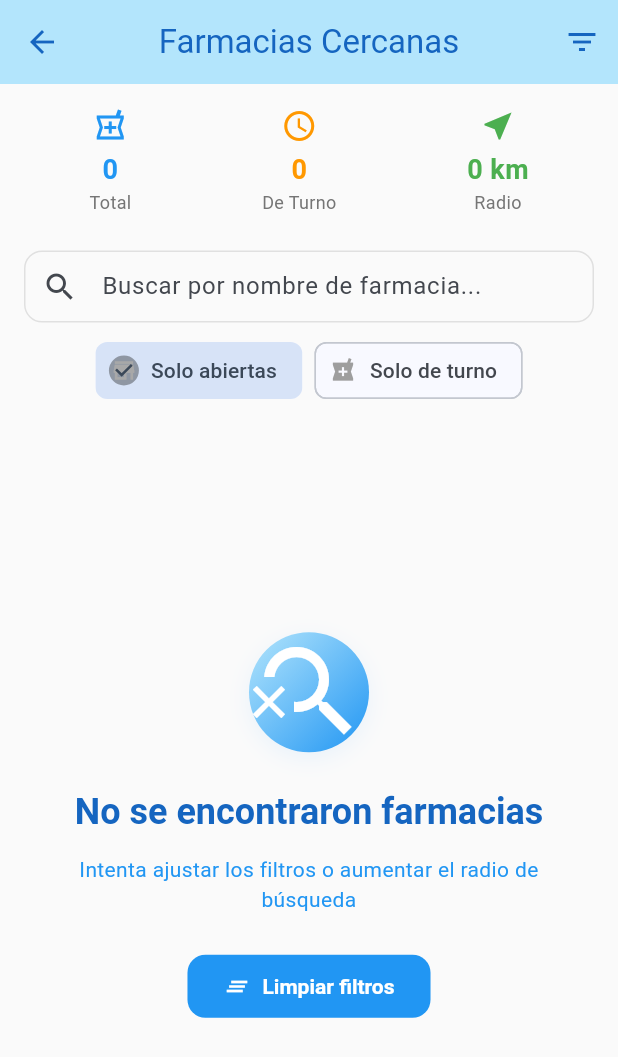
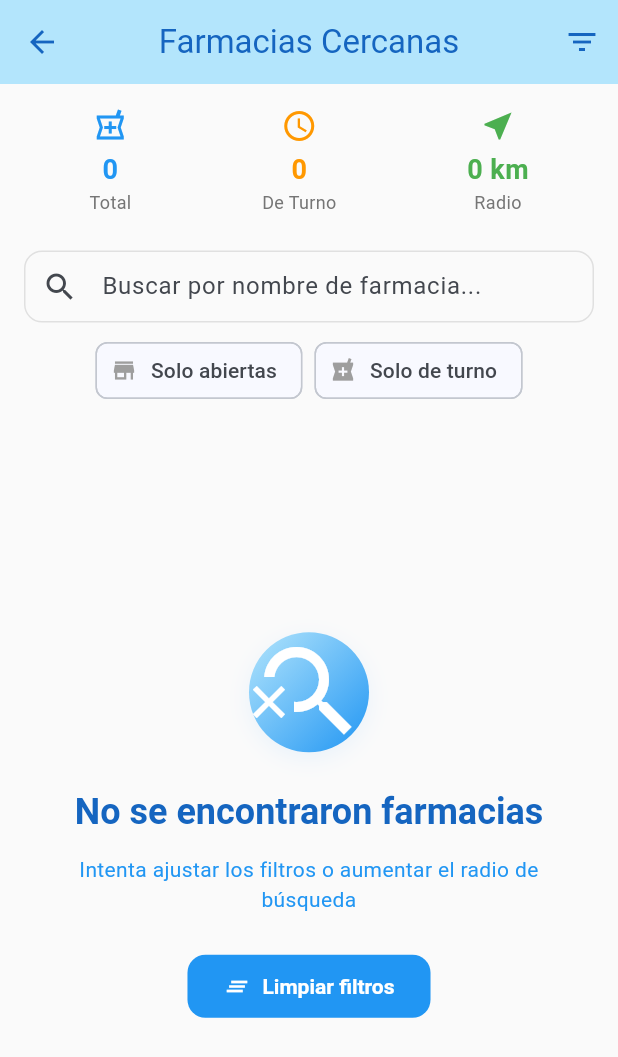
Before and after one commit to lriverd/farmaciapp, a Flutter app: the FarmaciaListScreen screen opened directly with empty values, after a tap on "Solo abiertas", on a phone screen of 412 x 824 dp. Shown: the top 1057 px of the screen. Run offline on Flutter 3.47's test engine with Material 3 defaults, Android fonts, the phone set to English and light mode, and no system bars; our stand-ins replace firebase_analytics, firebase_core, firebase_crashlytics, geolocator, google_mobile_ads, package_info_plus and 1 more; accounts and stored records are empty; network calls fail.

Commit message:
feat: mejoras en listado y banners publicitarios
- Ordenamiento: farmacias por distancia cuando hay GPS
- Filtro 'solo abiertas' activado por defecto
- Estadística dinámica: muestra localidad o radio según tipo de búsqueda
- Filtros rápidos: chips para 'solo abiertas' y 'solo de turno'
- Banner publicitario en lista de farmacias
- IDs de banner específicos por pantalla (home, list, detail)
- Refactor AdService: método getBannerAdUnitId con parámetro location

```diff
--- a/lib/screens/farmacia_list_screen.dart
+++ b/lib/screens/farmacia_list_screen.dart
@@ -18,12 +18,14 @@ class FarmaciaListScreen extends StatefulWidget {
   final List<FarmaciaConDistancia> farmaciasCercanas;
   final Position? userPosition;
   final double radius;
+  final String? localidad;
 
   const FarmaciaListScreen({
     super.key,
     required this.farmaciasCercanas,
     this.userPosition,
     required this.radius,
+    this.localidad,
   });
 
   @override
@@ -33,7 +35,7 @@ class FarmaciaListScreen extends StatefulWidget {
 class _FarmaciaListScreenState extends State<FarmaciaListScreen> {
   List<FarmaciaConDistancia> _farmaciasFiltradas = [];
   bool _soloTurno = false;
-  bool _soloAbiertas = false;
+  bool _soloAbiertas = true; // Activado por defecto
   String? _comunaSeleccionada;
   String? _regionSeleccionada;
   String _busquedaNombre = '';
@@ -63,8 +65,19 @@ class _FarmaciaListScreenState extends State<FarmaciaListScreen> {
   }
 
   void _initializarDatos() {
-    _farmaciasFiltradas = widget.farmaciasCercanas;
+    // Ordenar farmacias: si hay posición del usuario, ordenar por distancia
+    // Si no hay posición, mantener orden original (turno primero)
+    if (widget.userPosition != null) {
+      _farmaciasFiltradas = List.from(widget.farmaciasCercanas)
+        ..sort((a, b) => a.distancia.compareTo(b.distancia));
+    } else {
+      _farmaciasFiltradas = widget.farmaciasCercanas;
+    }
+
     _comunasDisponibles = FarmaciaService.obtenerComunas(widget.farmaciasCercanas);
+
+    // Aplicar filtros iniciales (incluye el filtro de solo abiertas que está activo por defecto)
+    _aplicarFiltros();
   }
 
   void _loadBannerAd() {
@@ -106,6 +119,11 @@ class _FarmaciaListScreenState extends State<FarmaciaListScreen> {
             horaCierre: farmaciaConDistancia.farmacia.funcionamientoHoraCierre,
           );
         }).toList();
+      }
+
+      // Ordenar por distancia si hay posición del usuario
+      if (widget.userPosition != null) {
+        farmacias.sort((a, b) => a.distancia.compareTo(b.distancia));
       }
 
       _farmaciasFiltradas = farmacias;
@@ -201,9 +219,9 @@ class _FarmaciaListScreenState extends State<FarmaciaListScreen> {
                   Colors.orange,
                 ),
                 _buildEstadistica(
-                  'Radio',
-                  '${widget.radius.toInt()} km',
-                  Icons.near_me,
+                  widget.localidad != null ? 'Localidad' : 'Radio',
+                  widget.localidad ?? '${widget.radius.toInt()} km',
+                  widget.localidad != null ? Icons.location_city : Icons.near_me,
                   Colors.green,
                 ),
               ],
--- a/lib/screens/home_screen.dart
+++ b/lib/screens/home_screen.dart
@@ -572,6 +572,7 @@ class _HomeScreenState extends State<HomeScreen> {
             farmaciasCercanas: farmaciasCercanas,
             userPosition: position,
             radius: _selectedRadius,
+            localidad: _useGeolocation ? null : _localidadController.text.trim(),
           ),
         ),
       );
```
